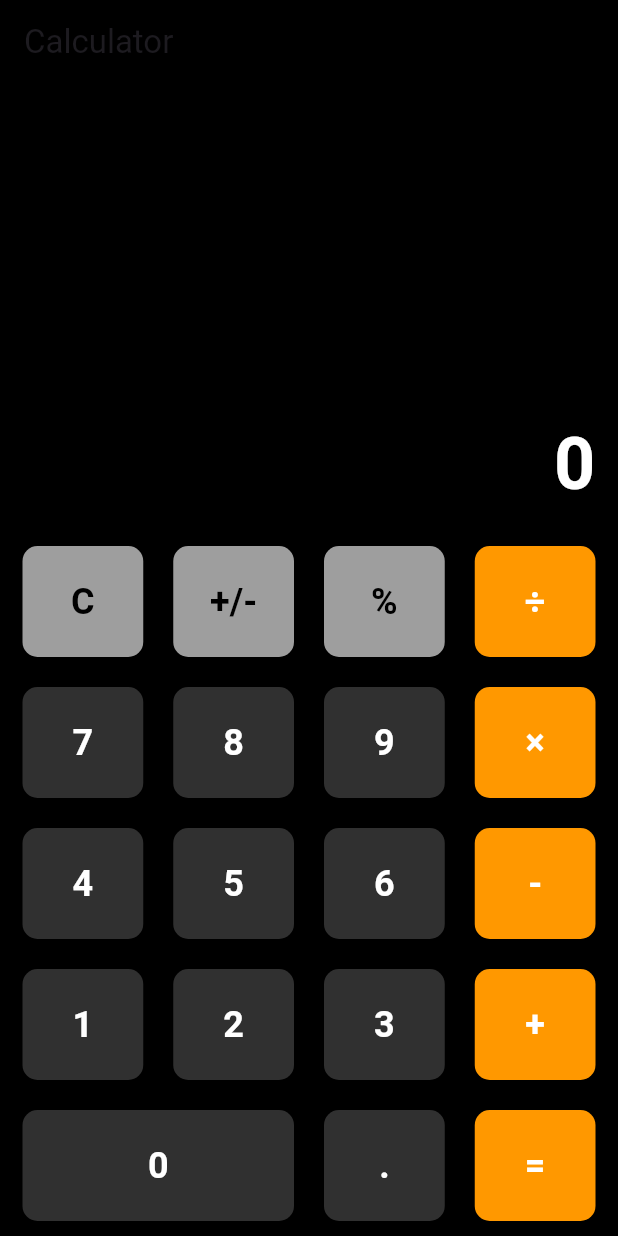
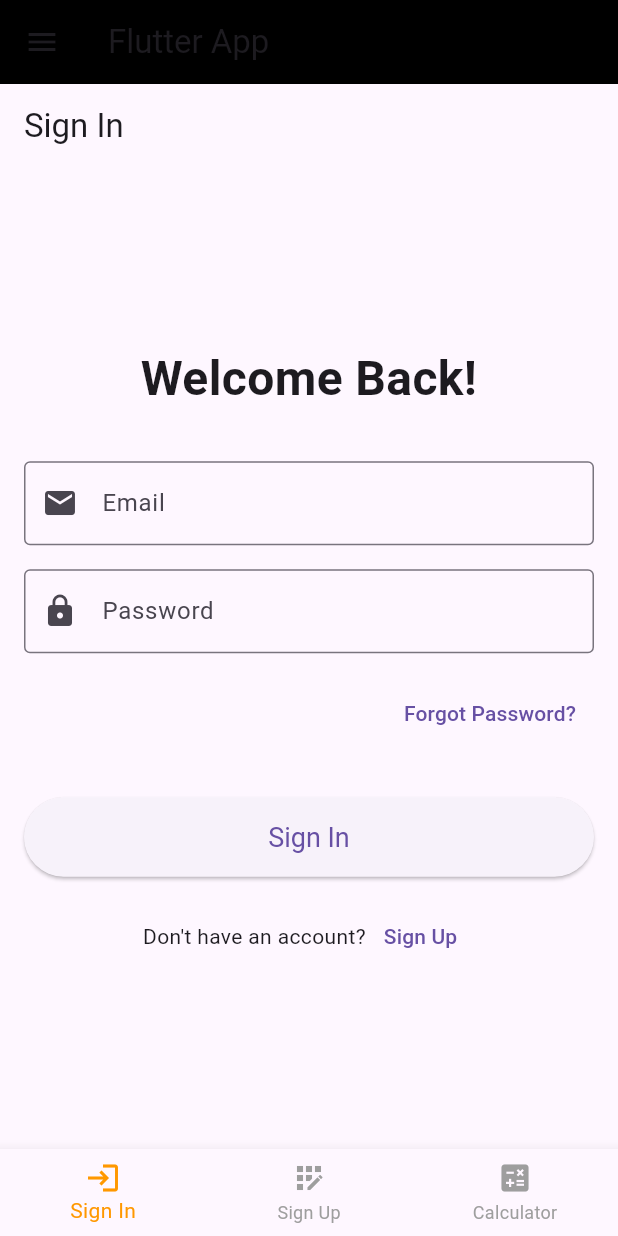
Before and after one commit to SethLoveByiringiro/flutter_calculator_app, a Flutter app: the screen it shows after launch, on a phone screen of 412 x 824 dp. Run offline on Flutter 3.47's test engine with Material 3 defaults, Android fonts, the phone set to English and light mode, and no system bars.

Commit message:
Add calculator, sign in, and sign up screens; update main.dart

```diff
--- a/lib/main.dart
+++ b/lib/main.dart
@@ -1,4 +1,8 @@
 import 'package:flutter/material.dart';
+
+import 'calculator.dart';
+import 'sign_in.dart';
+import 'sign_up.dart';
 
 void main() => runApp(MyApp());
 
@@ -7,200 +11,97 @@ class MyApp extends StatelessWidget {
   Widget build(BuildContext context) {
     return MaterialApp(
       debugShowCheckedModeBanner: false,
-      home: Calculator(),
+      home: MainScreen(),
     );
   }
 }
 
-class Calculator extends StatefulWidget {
+class MainScreen extends StatefulWidget {
   @override
-  State<Calculator> createState() => _CalculatorState();
+  _MainScreenState createState() => _MainScreenState();
 }
 
-class _CalculatorState extends State<Calculator> {
-  String output = "0";
-  String _output = "0";
-  double num1 = 0.0;
-  double num2 = 0.0;
-  String operand = "";
+class _MainScreenState extends State<MainScreen> {
+  int _selectedIndex = 0;
+  final List<Widget> _pages = [SignIn(), SignUp(), Calculator()];
 
-  buttonPressed(String buttonText) {
-    if (buttonText == "DEL") {
-      _output = _output.substring(0, _output.length - 1);
-      if (_output.isEmpty) {
-        _output = "0";
-      }
-    } else if (buttonText == "C") {
-      _output = "0";
-      num1 = 0.0;
-      num2 = 0.0;
-      operand = "";
-    } else if (buttonText == "+/-") {
-      if (_output.startsWith("-")) {
-        _output = _output.substring(1);
-      } else {
-        _output = "-" + _output;
-      }
-    } else if (buttonText == "%") {
-      num1 = double.parse(_output.replaceAll("-", ""));
-      if (_output.startsWith("-")) {
-        num1 = -num1;
-      }
-      _output = (num1 / 100).toString();
-    } else if (buttonText == "+" ||
-        buttonText == "-" ||
-        buttonText == "×" ||
-        buttonText == "÷") {
-      num1 = double.parse(_output.replaceAll("-", ""));
-      if (_output.startsWith("-")) {
-        num1 = -num1;
-      }
-      operand = buttonText;
-      _output = "0";
-    } else if (buttonText == ".") {
-      if (_output.contains(".")) {
-        return;
-      } else {
-        _output = _output + buttonText;
-      }
-    } else if (buttonText == "=") {
-      num2 = double.parse(_output.replaceAll("-", ""));
-      if (_output.startsWith("-")) {
-        num2 = -num2;
-      }
-
-      if (operand == "+") {
-        _output = (num1 + num2).toString();
-      }
-      if (operand == "-") {
-        _output = (num1 - num2).toString();
-      }
-      if (operand == "×") {
-        _output = (num1 * num2).toString();
-      }
-      if (operand == "÷") {
-        _output = (num1 / num2).toString();
-      }
-
-      num1 = 0.0;
-      num2 = 0.0;
-      operand = "";
-    } else {
-      _output = _output + buttonText;
-    }
-
+  void _onItemTapped(int index) {
     setState(() {
-      output = double.parse(_output.replaceAll("-", "")).toStringAsFixed(2);
-      if (_output.startsWith("-")) {
-        output = "-" + output;
-      }
+      _selectedIndex = index;
     });
-  }
-
-  Widget buildButton(String buttonText, Color color, Color textColor) {
-    return Expanded(
-      child: Padding(
-        padding: EdgeInsets.all(10.0),
-        child: ElevatedButton(
-          style: ElevatedButton.styleFrom(
-            backgroundColor: color,
-            shape: RoundedRectangleBorder(
-              borderRadius: BorderRadius.circular(10.0),
-            ),
-            padding: EdgeInsets.all(20.0),
-          ),
-          child: Text(
-            buttonText,
-            style: TextStyle(
-              fontSize: 24.0,
-              fontWeight: FontWeight.bold,
-              color: textColor,
-            ),
-          ),
-          onPressed: () => buttonPressed(buttonText),
-        ),
-      ),
-    );
   }
 
   @override
   Widget build(BuildContext context) {
     return Scaffold(
-      backgroundColor: Colors.black,
       appBar: AppBar(
-        title: Text('Calculator'),
+        title: Text('Flutter App'),
         backgroundColor: Colors.black,
       ),
-      body: Padding(
-        padding: EdgeInsets.symmetric(horizontal: 5),
-        child: Column(
-          mainAxisAlignment: MainAxisAlignment.end,
+      drawer: Drawer(
+        child: ListView(
+          padding: EdgeInsets.zero,
           children: <Widget>[
-            SingleChildScrollView(
-              scrollDirection: Axis.vertical,
-              child: Row(
-                mainAxisAlignment: MainAxisAlignment.end,
-                children: [
-                  Padding(
-                    padding: EdgeInsets.all(10.0),
-                    child: Text(
-                      output,
-                      textAlign: TextAlign.left,
-                      style: TextStyle(
-                        color: Colors.white,
-                        fontSize: 48.0,
-                        fontWeight: FontWeight.bold,
-                      ),
-                    ),
-                  )
-                ],
+            DrawerHeader(
+              decoration: BoxDecoration(
+                color: Colors.black,
+              ),
+              child: Text(
+                'Menu',
+                style: TextStyle(
+                  color: Colors.white,
+                  fontSize: 24,
+                ),
               ),
             ),
-            Row(
-              children: [
-                buildButton("C", Colors.grey, Colors.black),
-                buildButton("+/-", Colors.grey, Colors.black),
-                buildButton("%", Colors.grey, Colors.black),
-                buildButton("÷", Colors.orange, Colors.white),
-              ],
+            ListTile(
+              leading: Icon(Icons.login),
+              title: Text('Sign In'),
+              onTap: () {
+                Navigator.pop(context); // Close the drawer
+                _onItemTapped(0); // Switch to Sign In screen
+              },
             ),
-            Row(
-              children: [
-                buildButton("7", Colors.grey[850]!, Colors.white),
-                buildButton("8", Colors.grey[850]!, Colors.white),
-                buildButton("9", Colors.grey[850]!, Colors.white),
-                buildButton("×", Colors.orange, Colors.white),
-              ],
+            ListTile(
+              leading: Icon(Icons.app_registration),
+              title: Text('Sign Up'),
+              onTap: () {
+                Navigator.pop(context); // Close the drawer
+                _onItemTapped(1); // Switch to Sign Up screen
+              },
             ),
-            Row(
-              children: [
-                buildButton("4", Colors.grey[850]!, Colors.white),
-                buildButton("5", Colors.grey[850]!, Colors.white),
-                buildButton("6", Colors.grey[850]!, Colors.white),
-                buildButton("-", Colors.orange, Colors.white),
-              ],
-            ),
-            Row(
-              children: [
-                buildButton("1", Colors.grey[850]!, Colors.white),
-                buildButton("2", Colors.grey[850]!, Colors.white),
-                buildButton("3", Colors.grey[850]!, Colors.white),
-                buildButton("+", Colors.orange, Colors.white),
-              ],
-            ),
-            Row(
-              children: [
-                Expanded(
-                  flex: 2,
-                  child: buildButton("0", Colors.grey[850]!, Colors.white),
-                ),
-                buildButton(".", Colors.grey[850]!, Colors.white),
-                buildButton("=", Colors.orange, Colors.white),
-              ],
+            ListTile(
+              leading: Icon(Icons.calculate),
+              title: Text('Calculator'),
+              onTap: () {
+                Navigator.pop(context); // Close the drawer
+                _onItemTapped(2); // Switch to Calculator screen
+              },
             ),
           ],
         ),
       ),
+      body: _pages[_selectedIndex],
+      bottomNavigationBar: BottomNavigationBar(
+        items: const <BottomNavigationBarItem>[
+          BottomNavigationBarItem(
+            icon: Icon(Icons.login),
+            label: 'Sign In',
+          ),
+          BottomNavigationBarItem(
+            icon: Icon(Icons.app_registration),
+            label: 'Sign Up',
+          ),
+          BottomNavigationBarItem(
+            icon: Icon(Icons.calculate),
+            label: 'Calculator',
+          ),
+        ],
+        currentIndex: _selectedIndex,
+        selectedItemColor: Colors.orange,
+        unselectedItemColor: Colors.grey,
+        onTap: _onItemTapped,
+      ),
     );
   }
 }
--- /dev/null
+++ b/lib/sign_in.dart
@@ -0,0 +1,76 @@
+import 'package:flutter/material.dart';
+
+class SignIn extends StatelessWidget {
+  @override
+  Widget build(BuildContext context) {
+    return Scaffold(
+      appBar: AppBar(title: Text('Sign In')),
+      body: Padding(
+        padding: const EdgeInsets.all(16.0),
+        child: Column(
+          mainAxisAlignment: MainAxisAlignment.center,
+          crossAxisAlignment: CrossAxisAlignment.stretch,
+          children: [
+            Text(
+              'Welcome Back!',
+              style: TextStyle(fontSize: 32.0, fontWeight: FontWeight.bold),
+              textAlign: TextAlign.center,
+            ),
+            SizedBox(height: 32.0),
+            TextField(
+              decoration: InputDecoration(
+                labelText: 'Email',
+                border: OutlineInputBorder(),
+                prefixIcon: Icon(Icons.email),
+              ),
+              keyboardType: TextInputType.emailAddress,
+            ),
+            SizedBox(height: 16.0),
+            TextField(
+              decoration: InputDecoration(
+                labelText: 'Password',
+                border: OutlineInputBorder(),
+                prefixIcon: Icon(Icons.lock),
+              ),
+              obscureText: true,
+            ),
+            SizedBox(height: 16.0),
+            Align(
+              alignment: Alignment.centerRight,
+              child: TextButton(
+                onPressed: () {
+                  // Handle "Forgot Password?" action
+                },
+                child: Text('Forgot Password?'),
+              ),
+            ),
+            SizedBox(height: 32.0),
+            ElevatedButton(
+              onPressed: () {
+                // Handle sign-in action
+              },
+              child: Text('Sign In'),
+              style: ElevatedButton.styleFrom(
+                padding: EdgeInsets.symmetric(vertical: 16.0),
+                textStyle: TextStyle(fontSize: 18.0),
+              ),
+            ),
+            SizedBox(height: 16.0),
+            Row(
+              mainAxisAlignment: MainAxisAlignment.center,
+              children: [
+                Text("Don't have an account?"),
+                TextButton(
+                  onPressed: () {
+                    // Handle navigation to Sign Up page
+                  },
+                  child: Text('Sign Up'),
+                ),
+              ],
+            ),
+          ],
+        ),
+      ),
+    );
+  }
+}
```
Also changed, not shown: lib/calculator.dart (added, +206 -0 lines), lib/sign_up.dart (added, +83 -0 lines).
